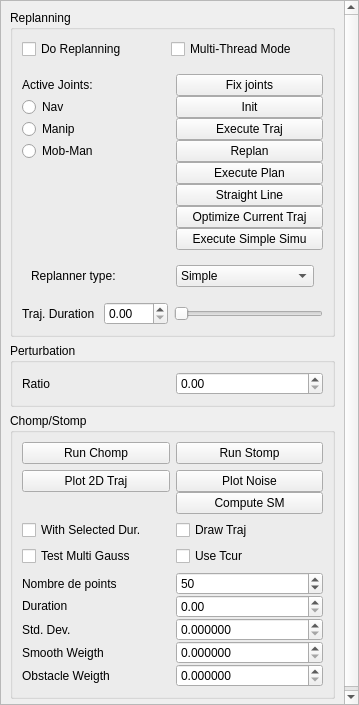
This is src/move3d-qt-gui-libs/src/qtMainInterface/sideWidgets/qtReplanning.ui in jmainpri/move3d-studio as Qt 5 draws it before an edit. The edited form follows.
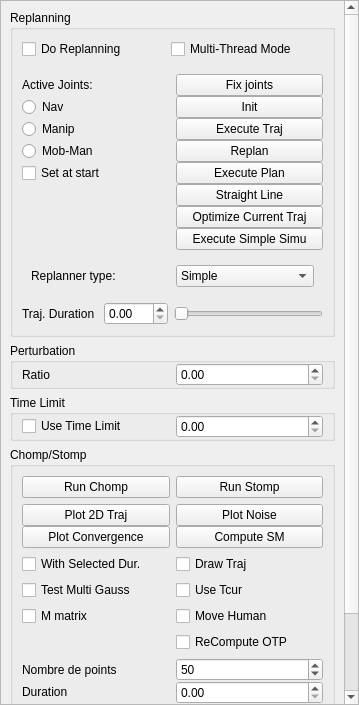
This is the edited form.

Commit message:
Add several buttons and define a new widget for RRT*
Also add a new function to execute functions at startup depending on saved variables

The edit to the form file:
```diff
--- a/src/move3d-qt-gui-libs/src/qtMainInterface/sideWidgets/qtReplanning.ui
+++ b/src/move3d-qt-gui-libs/src/qtMainInterface/sideWidgets/qtReplanning.ui
@@ -28,7 +28,7 @@
         <x>0</x>
         <y>0</y>
         <width>342</width>
-        <height>794</height>
+        <height>871</height>
        </rect>
       </property>
       <layout class="QVBoxLayout" name="verticalLayout_2">
@@ -59,90 +59,97 @@
              <property name="margin">
               <number>0</number>
              </property>
-             <item row="2" column="1">
+             <item row="3" column="1">
               <widget class="QPushButton" name="pushButtonInitialize">
                <property name="text">
                 <string>Init</string>
                </property>
               </widget>
              </item>
-             <item row="6" column="1">
+             <item row="7" column="1">
               <widget class="QPushButton" name="pushButtonExecuteSimu">
                <property name="text">
                 <string>Execute Traj</string>
                </property>
               </widget>
              </item>
-             <item row="9" column="1">
+             <item row="10" column="1">
               <widget class="QPushButton" name="pushButtonReplan">
                <property name="text">
                 <string>Replan</string>
                </property>
               </widget>
              </item>
-             <item row="12" column="1">
+             <item row="13" column="1">
               <widget class="QPushButton" name="pushButtonExecutePlan">
                <property name="text">
                 <string>Execute Plan</string>
                </property>
               </widget>
              </item>
-             <item row="15" column="1">
+             <item row="16" column="1">
               <widget class="QPushButton" name="pushButtonCreateSraightLine">
                <property name="text">
                 <string>Straight Line</string>
                </property>
               </widget>
              </item>
-             <item row="18" column="1">
+             <item row="19" column="1">
               <widget class="QPushButton" name="pushButton">
                <property name="text">
                 <string>Optimize Current Traj</string>
                </property>
               </widget>
              </item>
-             <item row="19" column="1">
+             <item row="20" column="1">
               <widget class="QPushButton" name="pushButtonExecuteSimpleSim">
                <property name="text">
                 <string>Execute Simple Simu</string>
                </property>
               </widget>
              </item>
-             <item row="6" column="0">
+             <item row="7" column="0">
               <widget class="QRadioButton" name="radioButtonManipulation">
                <property name="text">
                 <string>Manip</string>
                </property>
               </widget>
              </item>
-             <item row="9" column="0">
+             <item row="10" column="0">
               <widget class="QRadioButton" name="radioButtonMobileManip">
                <property name="text">
                 <string>Mob-Man</string>
                </property>
               </widget>
              </item>
-             <item row="1" column="1">
+             <item row="2" column="1">
               <widget class="QPushButton" name="pushButtonFixJoints">
                <property name="text">
                 <string>Fix joints</string>
                </property>
               </widget>
              </item>
-             <item row="1" column="0">
+             <item row="2" column="0">
               <widget class="QLabel" name="labelActiveJoints">
                <property name="text">
                 <string>Active Joints:</string>
                </property>
               </widget>
              </item>
-             <item row="2" column="0">
+             <item row="3" column="0">
               <widget class="QRadioButton" name="radioButtonNavigation">
                <property name="text">
                 <string>Nav</string>
                </property>
               </widget>
              </item>
+             <item row="13" column="0">
+              <widget class="QCheckBox" name="checkBoxActiveJointsSetAtStart">
+               <property name="text">
+                <string>Set at start</string>
+               </property>
+              </widget>
+             </item>
             </layout>
            </widget>
           </item>
@@ -256,6 +263,12 @@
           <string>Perturbation</string>
          </property>
          <layout class="QGridLayout" name="gridLayout_10">
+          <property name="topMargin">
+           <number>0</number>
+          </property>
+          <property name="bottomMargin">
+           <number>0</number>
+          </property>
           <item row="0" column="1">
            <widget class="QDoubleSpinBox" name="doubleSpinBoxRatio"/>
           </item>
@@ -269,6 +282,31 @@
          </layout>
         </widget>
        </item>
+       <item>
+        <widget class="QGroupBox" name="groupBox_2">
+         <property name="title">
+          <string>Time Limit</string>
+         </property>
+         <layout class="QGridLayout" name="gridLayout_11">
+          <property name="topMargin">
+           <number>0</number>
+          </property>
+          <property name="bottomMargin">
+           <number>0</number>
+          </property>
+          <item row="0" column="0">
+           <widget class="QCheckBox" name="checkBoxTimeLimit">
+            <property name="text">
+             <string>Use Time Limit</string>
+            </property>
+           </widget>
+          </item>
+          <item row="0" column="1">
+           <widget class="QDoubleSpinBox" name="doubleSpinBoxTimeLimit"/>
+          </item>
+         </layout>
+        </widget>
+       </item>
        <item>
         <widget class="QGroupBox" name="groupBoxTrajOptim">
          <property name="maximumSize">
@@ -315,6 +353,27 @@
                </property>
               </widget>
              </item>
+             <item row="3" column="0">
+              <widget class="QCheckBox" name="checkBoxMMatrix">
+               <property name="text">
+                <string>M matrix</string>
+               </property>
+              </widget>
+             </item>
+             <item row="5" column="1">
+              <widget class="QCheckBox" name="checkBoxRecomputeOtp">
+               <property name="text">
+                <string>ReCompute OTP</string>
+               </property>
+              </widget>
+             </item>
+             <item row="3" column="1">
+              <widget class="QCheckBox" name="checkBoxMoveHuman">
+               <property name="text">
+                <string>Move Human</string>
+               </property>
+              </widget>
+             </item>
             </layout>
            </widget>
           </item>
@@ -348,6 +407,13 @@
                </property>
               </widget>
              </item>
+             <item row="2" column="1">
+              <widget class="QPushButton" name="pushButtonPlotConvergence">
+               <property name="text">
+                <string>Plot Convergence</string>
+               </property>
+              </widget>
+             </item>
             </layout>
            </widget>
           </item>
@@ -373,7 +439,7 @@
                 <number>5</number>
                </property>
                <property name="maximum">
-                <number>100</number>
+                <number>500</number>
                </property>
                <property name="singleStep">
                 <number>5</number>
```
The commit also changes 28 other files.
